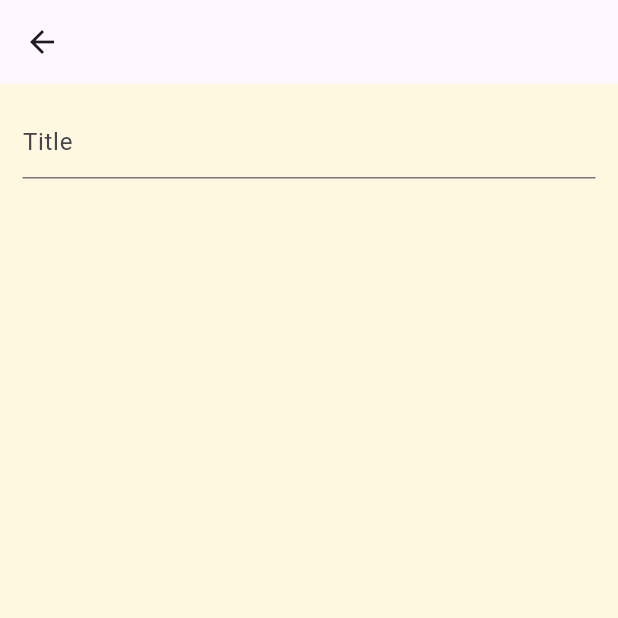
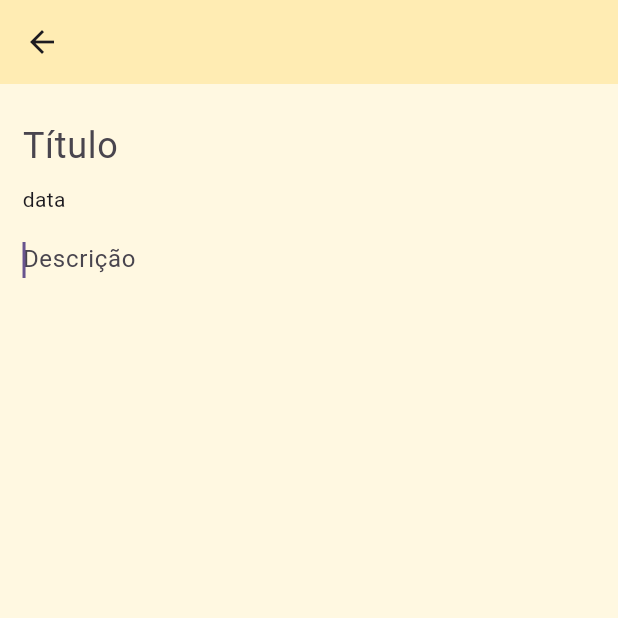
Before and after one commit to kalyCrys/Notepad, a Flutter app: the AddNote screen opened directly, on a phone screen of 412 x 824 dp, the top half of it. Run offline on Flutter 3.47's test engine with Material 2 defaults, Android fonts, the phone set to English and light mode, and no system bars.

Commit message:
add scroll in the TextField

```diff
--- a/lib/screens/addNote_screen.dart
+++ b/lib/screens/addNote_screen.dart
@@ -8,24 +8,46 @@ class AddNote extends StatefulWidget {
   State<AddNote> createState() => _AddNoteState();
 }
 
+TextEditingController _editTextController = TextEditingController();
+ScrollController _scrollController = ScrollController();
+
 class _AddNoteState extends State<AddNote> {
   @override
   Widget build(BuildContext context) {
     return Scaffold(
       backgroundColor: Colors.amber[50],
       appBar: AppBar(
-
+        backgroundColor: Colors.amber[100],
       ),
-
       body: Padding(
-        padding: const EdgeInsets.all(15),
+        padding: const EdgeInsets.only(top: 15, left: 15, right: 15, bottom: 5),
         child: Column(
           children: [
             TextField(
               decoration: InputDecoration(
-                border: UnderlineInputBorder(),
-                hintText: 'Title',
-
+                border: InputBorder.none,
+                hintText: 'Título',
+                hintStyle:
+                    TextStyle(fontSize: 24, fontWeight: FontWeight.normal),
+              ),
+            ),
+            Row(
+              children: [Text("data")],
+            ),
+            Padding(
+              padding: const EdgeInsets.only(top: 10),
+              child: Scrollbar(
+                controller: _scrollController,
+                // isAlwaysShown: true,
+                child: TextField(
+                  scrollController: _scrollController,
+                  autofocus: true,
+                  keyboardType: TextInputType.multiline,
+                  maxLines: 10,
+                  onChanged: (s) => {},
+                  decoration: InputDecoration(
+                      border: InputBorder.none, hintText: "Descrição"),
+                ),
               ),
             ),
           ],
```
